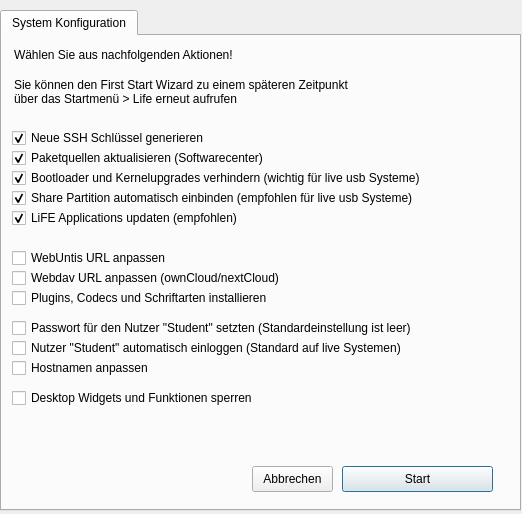
First picture: the form in firststart.ui, repository valueerrorx/life-firststart, before the edit.
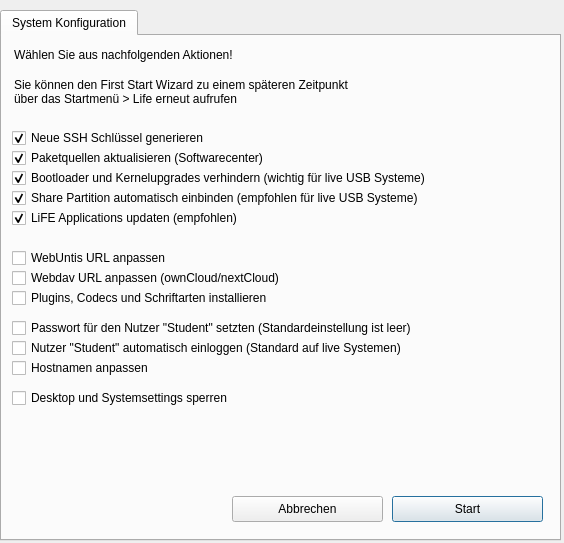
Second picture: the form after the edit. Icons and pictures are not drawn.

Commit message: added webdavurl change in networkenvironment

```diff
--- a/firststart.ui
+++ b/firststart.ui
@@ -7,8 +7,8 @@
    <rect>
     <x>0</x>
     <y>0</y>
-    <width>522</width>
-    <height>514</height>
+    <width>564</width>
+    <height>543</height>
    </rect>
   </property>
   <property name="sizePolicy">
@@ -34,8 +34,8 @@
     <rect>
      <x>0</x>
      <y>10</y>
-     <width>521</width>
-     <height>501</height>
+     <width>561</width>
+     <height>531</height>
     </rect>
    </property>
    <property name="font">
@@ -95,8 +95,8 @@
     <widget class="QPushButton" name="start">
      <property name="geometry">
       <rect>
-       <x>340</x>
-       <y>430</y>
+       <x>390</x>
+       <y>460</y>
        <width>151</width>
        <height>26</height>
       </rect>
@@ -110,7 +110,7 @@
       <rect>
        <x>10</x>
        <y>110</y>
-       <width>301</width>
+       <width>411</width>
        <height>24</height>
       </rect>
      </property>
@@ -127,9 +127,9 @@
     <widget class="QPushButton" name="exit">
      <property name="geometry">
       <rect>
-       <x>250</x>
-       <y>430</y>
-       <width>81</width>
+       <x>230</x>
+       <y>460</y>
+       <width>151</width>
        <height>26</height>
       </rect>
      </property>
@@ -140,7 +140,7 @@
     <widget class="QLabel" name="label">
      <property name="geometry">
       <rect>
-       <x>440</x>
+       <x>480</x>
        <y>0</y>
        <width>59</width>
        <height>51</height>
@@ -158,7 +158,7 @@
       <rect>
        <x>10</x>
        <y>230</y>
-       <width>321</width>
+       <width>481</width>
        <height>24</height>
       </rect>
      </property>
@@ -223,7 +223,7 @@
       <string>Um an öffentlich zugängigen Stellen die Konfiguration des Desktops zu verhindern &lt;br&gt; kann dieser gesperrt werden.</string>
      </property>
      <property name="text">
-      <string>Desktop Widgets und Funktionen sperren</string>
+      <string>Desktop und Systemsettings sperren</string>
      </property>
      <property name="checked">
       <bool>false</bool>
@@ -234,7 +234,7 @@
       <rect>
        <x>10</x>
        <y>250</y>
-       <width>311</width>
+       <width>461</width>
        <height>24</height>
       </rect>
      </property>
@@ -253,7 +253,7 @@
       <rect>
        <x>0</x>
        <y>30</y>
-       <width>431</width>
+       <width>521</width>
        <height>51</height>
       </rect>
      </property>
@@ -281,7 +281,7 @@
       <rect>
        <x>10</x>
        <y>130</y>
-       <width>471</width>
+       <width>531</width>
        <height>24</height>
       </rect>
      </property>
@@ -289,7 +289,7 @@
       <string>&lt;html&gt;&lt;head/&gt;&lt;body&gt;&lt;p&gt;Auf &amp;quot;live&amp;quot; USB Systemen können diese Komponenten &lt;br/&gt;nicht problemlos aktualisiert werden&lt;/p&gt;&lt;/body&gt;&lt;/html&gt;</string>
      </property>
      <property name="text">
-      <string>Bootloader und Kernelupgrades verhindern (wichtig für live usb Systeme)</string>
+      <string>Bootloader und Kernelupgrades verhindern (wichtig für live USB Systeme)</string>
      </property>
      <property name="checked">
       <bool>true</bool>
@@ -300,7 +300,7 @@
       <rect>
        <x>10</x>
        <y>150</y>
-       <width>461</width>
+       <width>521</width>
        <height>24</height>
       </rect>
      </property>
@@ -308,7 +308,7 @@
       <string>&lt;html&gt;&lt;head/&gt;&lt;body&gt;&lt;p&gt;Bindet die Share Partition ins Benutzerverzeichnis ein  &lt;/p&gt;&lt;/body&gt;&lt;/html&gt;</string>
      </property>
      <property name="text">
-      <string>Share Partition automatisch einbinden (empfohlen für live usb Systeme)</string>
+      <string>Share Partition automatisch einbinden (empfohlen für live USB Systeme)</string>
      </property>
      <property name="checked">
       <bool>true</bool>
@@ -319,7 +319,7 @@
       <rect>
        <x>10</x>
        <y>280</y>
-       <width>451</width>
+       <width>531</width>
        <height>24</height>
       </rect>
      </property>
@@ -338,7 +338,7 @@
       <rect>
        <x>10</x>
        <y>300</y>
-       <width>451</width>
+       <width>521</width>
        <height>24</height>
       </rect>
      </property>
```
The commit also changes 2 other files.
